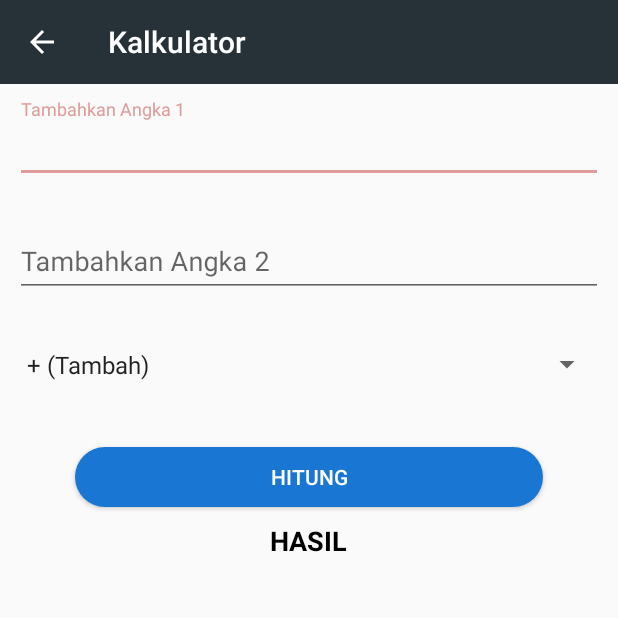
After one commit to ryandhikabaa/TugasXIRPL2, an Android app: the KalkulatorActivity screen opened directly, with no data from a screen before it, on a phone screen of 412 x 824 dp, the top half of it. The commit adds this screen. Run offline under Robolectric (Android 15) with nearby library versions, the light colour scheme and no system bars.

Commit message:
kalkulator biasa

```diff
--- a/app/src/main/AndroidManifest.xml
+++ b/app/src/main/AndroidManifest.xml
@@ -9,10 +9,11 @@
         android:roundIcon="@mipmap/ic_launcher_round"
         android:supportsRtl="true"
         android:theme="@style/AppTheme">
-        <activity android:name=".ui.TugasXIRPL2Activity"></activity>
+        <activity android:name=".ui.KalkulatorActivity"></activity>
+        <activity android:name=".ui.TugasXIRPL2Activity" />
         <activity android:name=".ui.RegisterActivity" />
         <activity android:name=".ui.LoginActivity" />
-        <activity android:name=".ui.TabViewPager"></activity>
+        <activity android:name=".ui.TabViewPager" />
         <activity android:name=".SplashActivity">
             <intent-filter>
                 <action android:name="android.intent.action.MAIN" />
--- /dev/null
+++ b/app/src/main/java/com/example/tugasxirpl2/ui/KalkulatorActivity.java
@@ -0,0 +1,90 @@
+package com.example.tugasxirpl2.ui;
+
+import android.content.Context;
+import android.support.v7.app.AppCompatActivity;
+import android.os.Bundle;
+import android.support.v7.widget.Toolbar;
+import android.text.TextUtils;
+import android.view.View;
+import android.widget.Adapter;
+import android.widget.AdapterView;
+import android.widget.ArrayAdapter;
+import android.widget.Button;
+import android.widget.EditText;
+import android.widget.Spinner;
+import android.widget.TextView;
+import android.widget.Toast;
+
+import com.example.tugasxirpl2.R;
+
+public class KalkulatorActivity extends AppCompatActivity{
+    private Toolbar toolbar;
+    Button btnhitung;
+    EditText txtangka1, txtangka2;
+    TextView txthasil;
+    Spinner spoperator;
+
+    @Override
+    protected void onCreate(Bundle savedInstanceState) {
+        super.onCreate(savedInstanceState);
+        setContentView(R.layout.activity_kalkulator);
+        toolbar = findViewById(R.id.toolbarkal);
+        setSupportActionBar(toolbar);
+        getSupportActionBar().setTitle("Kalkulator");
+        getSupportActionBar().setDisplayHomeAsUpEnabled(true);
+
+        txtangka1 = findViewById(R.id.et_angka1);
+        txtangka2 = findViewById(R.id.et_angka2);
+        btnhitung = findViewById(R.id.btn_hitung);
+        txthasil =  findViewById(R.id.hasiloperate);
+        spoperator =findViewById(R.id.sp_proses);
+        ArrayAdapter <CharSequence> adapter = ArrayAdapter.createFromResource(this, R.array.proses, android.R.layout.simple_spinner_item);
+//        adapter = new ArrayAdapter<>(context, android.R.layout.simple_list_item_1, operasi);
+        spoperator.setAdapter(adapter);
+        spoperator.getSelectedItemPosition();
+
+        btnhitung.setOnClickListener(new View.OnClickListener() {
+            @Override
+            public void onClick(View view) {
+                String angka1 = txtangka1.getText().toString().trim();
+                String angka2 = txtangka2.getText().toString().trim();
+                if(TextUtils.isEmpty(angka1) && TextUtils.isEmpty(angka2)){
+                    txtangka1.setError("Angka kosong");
+                    txtangka2.setError("Angka kosong");
+                }else if(TextUtils.isEmpty(angka1)){
+                    txtangka1.setError("Angka kosong");
+                }else if(TextUtils.isEmpty(angka2)){
+                    txtangka2.setError("Angka kosong");
+                }else{
+                    int pilihan = spoperator.getSelectedItemPosition();
+                    switch (pilihan) {
+                        case 0:
+                            int tambah = Integer.parseInt(angka1) + Integer.parseInt(angka2);
+                            txthasil.setText(String.valueOf(tambah));
+                            break;
+                        case 1:
+                            int kurang = Integer.parseInt(angka1) - Integer.parseInt(angka2);
+                            txthasil.setText(String.valueOf(kurang));
+                            break;
+                        case 2:
+                            int kali = Integer.parseInt(angka1) * Integer.parseInt(angka2);
+                            txthasil.setText(String.valueOf(kali));
+                            break;
+                        case 3:
+                            float bagi = Float.parseFloat(angka1) / Float.parseFloat(angka2);
+                            txthasil.setText(String.valueOf(bagi));
+                            break;
+                    }
+                }
+            }
+        });
+    }
+
+
+
+    @Override
+    public boolean onSupportNavigateUp() {
+        finish();
+        return true;
+    }
+}
--- a/app/src/main/java/com/example/tugasxirpl2/ui/LoginActivity.java
+++ b/app/src/main/java/com/example/tugasxirpl2/ui/LoginActivity.java
@@ -82,9 +82,7 @@ public class LoginActivity extends AppCompatActivity {
             public void onClick(View view) {
                 user.setEmail(etemail.getText().toString());
                 user.setPassword(etpassword.getText().toString());
-//
-//                text_email = etemail.getText().toString();
-//                text_pw = ;
+
                 if (user.getEmail().length()==0) {
                     etemail.setError("Enter email");
                 } else if (user.getPassword().length()==0) {
--- /dev/null
+++ b/app/src/main/res/layout/activity_kalkulator.xml
@@ -0,0 +1,88 @@
+<?xml version="1.0" encoding="utf-8"?>
+<LinearLayout xmlns:android="http://schemas.android.com/apk/res/android"
+    xmlns:app="http://schemas.android.com/apk/res-auto"
+    xmlns:tools="http://schemas.android.com/tools"
+    android:layout_width="match_parent"
+    android:layout_height="match_parent"
+    tools:context=".ui.TabViewPager"
+    android:orientation="vertical">
+    <android.support.v7.widget.Toolbar
+        android:id="@+id/toolbarkal"
+        android:layout_width="match_parent"
+        android:layout_height="?actionBarSize"
+        android:background="@color/colorPrimary"
+        android:theme="@style/ThemeOverlay.AppCompat.Dark.ActionBar"
+        app:title="Kalkulator" />
+
+    <android.support.design.widget.TextInputLayout
+        android:id="@+id/input_angka1"
+        android:layout_width="match_parent"
+        android:layout_height="wrap_content"
+        android:gravity="center"
+        android:layout_margin="10dp">
+        <EditText
+            android:id="@+id/et_angka1"
+            android:textColor="#000"
+            android:textColorHint="#000"
+            android:layout_width="match_parent"
+            android:layout_height="wrap_content"
+            android:textSize="18sp"
+            android:hint="Tambahkan Angka 1"
+            android:inputType="number"/>
+    </android.support.design.widget.TextInputLayout>
+
+    <android.support.design.widget.TextInputLayout
+        android:id="@+id/input_angka2"
+        android:layout_width="match_parent"
+        android:layout_height="wrap_content"
+        android:gravity="center"
+        android:layout_margin="10dp">
+        <EditText
+            android:id="@+id/et_angka2"
+            android:textColor="#000"
+            android:textColorHint="#000"
+            android:layout_width="match_parent"
+            android:layout_height="wrap_content"
+            android:textSize="18sp"
+            android:hint="Tambahkan Angka 2"
+            android:inputType="number"/>
+    </android.support.design.widget.TextInputLayout>
+
+    <Spinner
+        android:id="@+id/sp_proses"
+        android:layout_width="match_parent"
+        android:layout_height="50dp"
+        android:layout_margin="10dp"></Spinner>
+
+    <Button
+        android:id="@+id/btn_hitung"
+        android:layout_width="match_parent"
+        android:layout_marginLeft="50dp"
+        android:layout_marginRight="50dp"
+        android:layout_height="40dp"
+        android:layout_marginTop="20dp"
+        android:background="@drawable/edit_round"
+        android:text="Hitung"
+        android:textColor="#fff" />
+
+    <TextView
+        android:layout_width="wrap_content"
+        android:layout_height="wrap_content"
+        android:layout_marginTop="10dp"
+        android:text="HASIL"
+        android:layout_gravity="center"
+        android:textColor="#000"
+        android:textStyle="bold"
+        android:textSize="18sp"/>
+
+    <TextView
+        android:id="@+id/hasiloperate"
+        android:layout_width="wrap_content"
+        android:layout_height="wrap_content"
+        android:layout_marginTop="10dp"
+        android:layout_gravity="center"
+        android:textColor="#000"
+        android:textStyle="bold"
+        android:textSize="25sp"/>
+
+</LinearLayout>
--- a/app/src/main/res/layout/activity_tugas_xirpl2.xml
+++ b/app/src/main/res/layout/activity_tugas_xirpl2.xml
@@ -40,7 +40,7 @@
         android:text="Tab Layout ViewPAger" />
 
     <Button
-        android:id="@+id/btn_tgs_tabViewPager2"
+        android:id="@+id/btn_tgs_kalku"
         android:layout_width="match_parent"
         android:layout_marginLeft="50dp"
         android:layout_marginRight="50dp"
--- a/app/src/main/res/values/strings.xml
+++ b/app/src/main/res/values/strings.xml
@@ -1,3 +1,10 @@
 <resources>
     <string name="app_name">Tugas XI RPL 2</string>
+
+    <string-array name="proses">
+        <item>+ (Tambah)</item>
+        <item>- (Kurang)</item>
+        <item>* (Kali)</item>
+        <item>/ (Bagi)</item>
+    </string-array>
 </resources>
```
Also changed, not shown: app/src/main/java/com/example/tugasxirpl2/kalkulator/kalku.java (added, +23 -0 lines), app/src/main/java/com/example/tugasxirpl2/kalkulator/kalkuabstract.java (added, +11 -0 lines), app/src/main/java/com/example/tugasxirpl2/ui/TugasXIRPL2Activity.java (+10 -1 lines).
